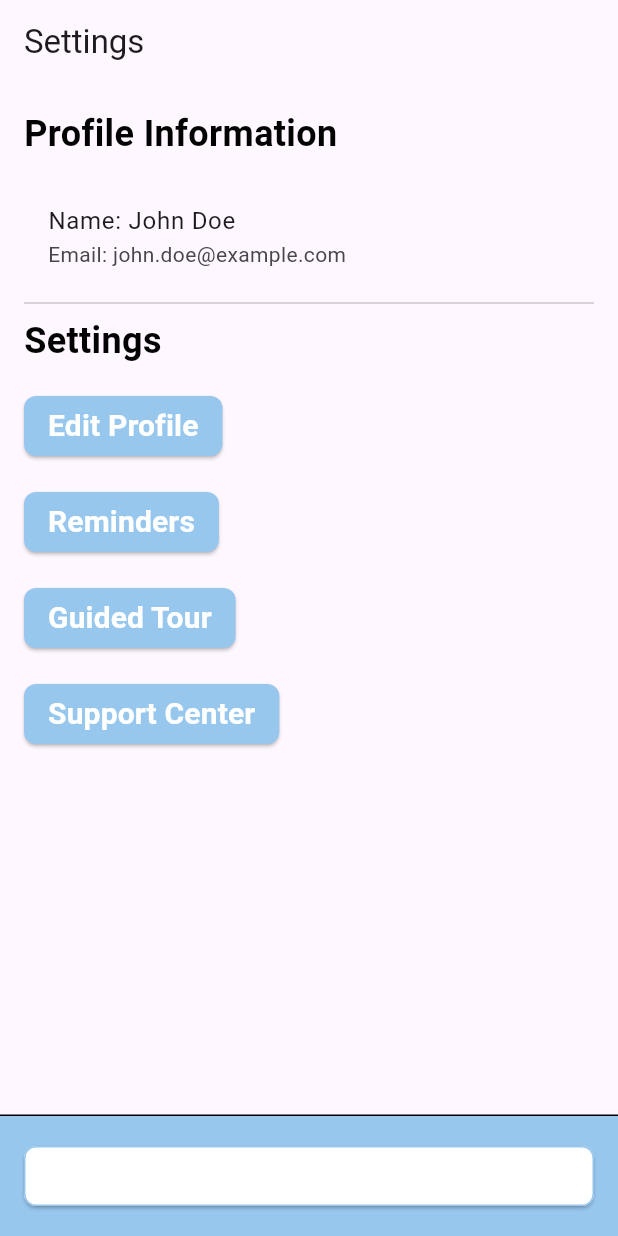
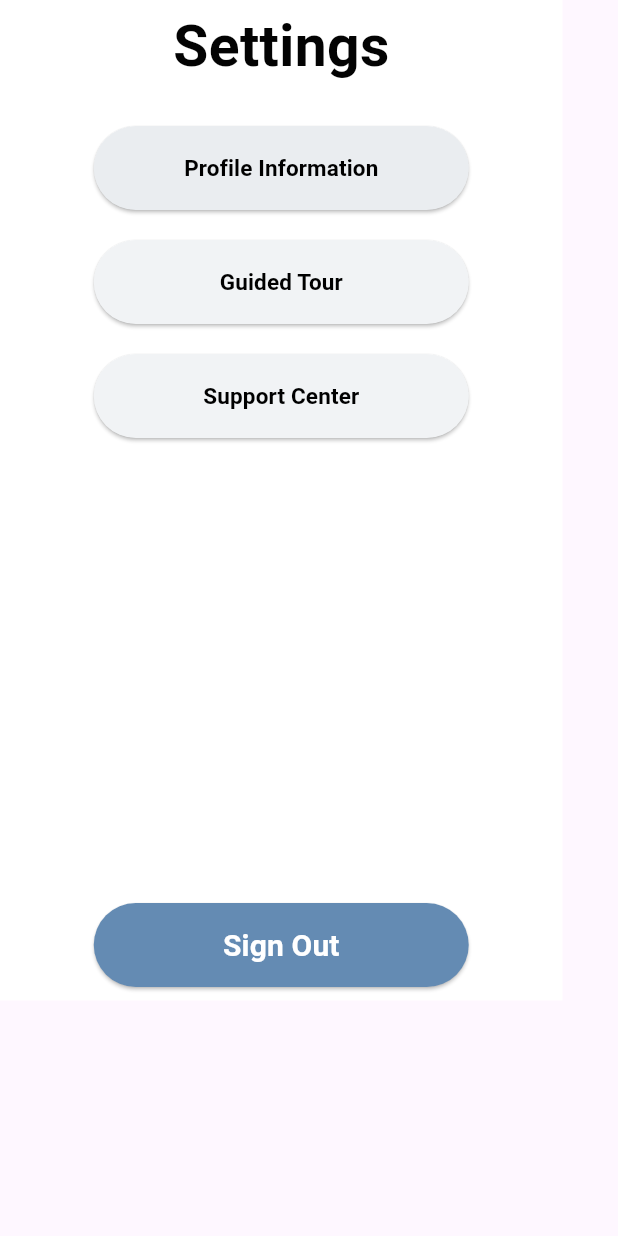
Before and after one commit to umgc/Minder, a Flutter app: the CaregiverSettingScreen widget shown alone on an empty page, opened directly, on a phone screen of 412 x 824 dp. Run offline on Flutter 3.47's test engine with Material 3 defaults, Android fonts, the phone set to English and light mode, and no system bars; Roboto replaces fonts that are missing (Montserrat).

Commit message:
feature/minder-1001   | care giver setting updated

```diff
--- a/lib/care_giver_setting.dart
+++ b/lib/care_giver_setting.dart
@@ -1,175 +1,178 @@
 import 'package:flutter/material.dart';
+ void main() {
+  runApp(const ReminderApp());
+}
+
+class ReminderApp extends StatelessWidget {
+  const ReminderApp({Key? key}) : super(key: key);
+
+  @override
+  Widget build(BuildContext context) {
+    return MaterialApp(
+      theme: ThemeData.dark().copyWith(
+        scaffoldBackgroundColor: const Color.fromARGB(255, 18, 32, 47),
+      ),
+      home: Scaffold(
+        body: ListView(children: const [
+          CaregiverSettingScreen(),
+        ]),
+      ),
+    );
+  }
+}
 
 class CaregiverSettingScreen extends StatelessWidget {
+  const CaregiverSettingScreen({super.key});
+
   @override
   Widget build(BuildContext context) {
-    return Scaffold(
-      appBar: AppBar(
-        title: Text('Settings'),
-      ),
-      body: Padding(
-        padding: const EdgeInsets.all(16.0),
+    return GestureDetector(
+      onTap: () {
+        // Handle tap on the screen (optional).
+      },
   child: Column(
-          crossAxisAlignment: CrossAxisAlignment.start,
         children: [
-            Text(
-              'Profile Information',
-              style: TextStyle(
-                color: Color(0xFF030303),
-                fontSize: 24,
-                fontWeight: FontWeight.bold,
-                fontFamily: 'Montserrat',
-              ),
-            ),
-            SizedBox(height: 16),
-            ListTile(
-              title: Text('Name: John Doe'),
-              subtitle: Text('Email: john.doe@example.com'),
-              onTap: () {
-                // Add your logic for profile information
-              },
-            ),
-            Divider(),
-            Text(
+          Container(
+            width: 375,
+            height: 667,
+            color: Colors.white, // Set the background color to white
+            child: Column(
+              mainAxisAlignment: MainAxisAlignment.center,
+              children: [
+                const Text(
                  'Settings',
                         style: TextStyle(
                           color: Color(0xFF030303),
-                fontSize: 24,
-                fontWeight: FontWeight.bold,
+                          fontSize: 38,
                           fontFamily: 'Montserrat',
+                          fontWeight: FontWeight.w700,
+                          height: 0,
                   ),
                 ),
-            SizedBox(height: 16),
+                const SizedBox(height: 20),
+                Container(
+                  width: 250,
+                  child: const Column(
+                    crossAxisAlignment: CrossAxisAlignment.start,
+                  ),
+                ),
+                const SizedBox(height: 10),
+                Container(
+                  width: 250,
+                  height: 56,
+                  child:
+
                   ElevatedButton(
                     onPressed: () {
-                // Add your logic for Edit Profile button
+                      // Handle Agree button press
+                      print('Profile button pressed');
                     },
                     style: ElevatedButton.styleFrom(
-                primary: const Color.fromARGB(255, 152, 199, 238),
-                padding: EdgeInsets.symmetric(horizontal: 16.0),
-                shape: RoundedRectangleBorder(
-                  borderRadius: BorderRadius.circular(8.0),
+                      primary: Color.fromARGB(255, 234, 237, 240), // Change color as needed
+                    ),
+                    child: const Text(
+                      'Profile Information',
+
+                      style: TextStyle(
+                        color: Colors.black,
+                        fontSize: 15,
+                        fontFamily: 'Montserrat',
+                        fontWeight: FontWeight.w700,
+                        height: 0,
+
                       ),
                     ),
-              child: Text(
-                'Edit Profile',
+                  ),
+
+                ),
+                const SizedBox(height: 20),
+                Container(
+                  width: 250,
+                  height: 56,
+                  child: ElevatedButton(
+                    onPressed: () {
+                      // Handle Agree button press
+                      print('Guided TOur button pressed');
+                    },
+                    style: ElevatedButton.styleFrom(
+                      primary: Color.fromARGB(255, 241, 243, 245), // Change color as needed
+                    ),
+
+                    child: const Text(
+                      'Guided Tour',
+                      style: TextStyle(
+                        color: Colors.black,
+                        fontSize: 15,
+                        fontFamily: 'Montserrat',
+                        fontWeight: FontWeight.w700,
+                        height: 0,
+                      ),
+                    ),
+                  ),
+                ),
+                const SizedBox(height: 20),
+                Container(
+                  width: 250,
+                  height: 56,
+                  child: ElevatedButton(
+                    onPressed: () {
+                      // Handle Agree button press
+                      print('Support Center button pressed');
+                    },
+                    style: ElevatedButton.styleFrom(
+                      primary: Color.fromARGB(255, 241, 243, 245), // Change color as needed
+                    ),
+
+                    child: const Text(
+                      'Support Center',
+                      style: TextStyle(
+                        color: Colors.black,
+                        fontSize: 15,
+                        fontFamily: 'Montserrat',
+                        fontWeight: FontWeight.w700,
+                        height: 0,
+                      ),
+                    ),
+                  ),
+                ),
+                const SizedBox(height: 10),
+               Container(
+                  width: 0,
+                  height: 300,
+                  child: const Column(
+                    crossAxisAlignment: CrossAxisAlignment.start,
+                  ),
+                ),
+                Container(
+
+
+                  width: 250,
+                  height: 56,
+                  child: ElevatedButton(
+                    onPressed: () {
+                      // Handle Disagree button press
+                      print('Sign Out button pressed');
+                    },
+                    style: ElevatedButton.styleFrom(
+                      primary:  Color.fromARGB(255, 100, 139, 179),// Change color as needed
+                    ),
+                    child: const Text(
+                      'Sign Out',
                       style: TextStyle(
                         color: Colors.white,
                         fontSize: 20,
                         fontFamily: 'Montserrat',
                         fontWeight: FontWeight.w700,
+                        height: 0,
                       ),
-              ),
-            ),
-            SizedBox(height: 16),
-            ElevatedButton(
-              onPressed: () {
-                // Add your logic for Reminders button
-              },
-              style: ElevatedButton.styleFrom(
-                primary: const Color.fromARGB(255, 152, 199, 238),
-                padding: EdgeInsets.symmetric(horizontal: 16.0),
-                shape: RoundedRectangleBorder(
-                  borderRadius: BorderRadius.circular(8.0),
-                ),
-              ),
-              child: Text(
-                'Reminders',
-                style: TextStyle(
-                  color: Colors.white,
-                  fontSize: 20,
-                  fontFamily: 'Montserrat',
-                  fontWeight: FontWeight.w700,
-                ),
-              ),
-            ),
-            SizedBox(height: 16),
-            ElevatedButton(
-              onPressed: () {
-                // Add your logic for Guided Tour button
-              },
-              style: ElevatedButton.styleFrom(
-                primary: const Color.fromARGB(255, 152, 199, 238),
-                padding: EdgeInsets.symmetric(horizontal: 16.0),
-                shape: RoundedRectangleBorder(
-                  borderRadius: BorderRadius.circular(8.0),
-                ),
-              ),
-              child: Text(
-                'Guided Tour',
-                style: TextStyle(
-                  color: Colors.white,
-                  fontSize: 20,
-                  fontFamily: 'Montserrat',
-                  fontWeight: FontWeight.w700,
-                ),
-              ),
-            ),
-            SizedBox(height: 16),
-            ElevatedButton(
-              onPressed: () {
-                // Add your logic for Support Center button
-              },
-              style: ElevatedButton.styleFrom(
-                primary: const Color.fromARGB(255, 152, 199, 238),
-                padding: EdgeInsets.symmetric(horizontal: 16.0),
-                shape: RoundedRectangleBorder(
-                  borderRadius: BorderRadius.circular(8.0),
-                ),
-              ),
-              child: Text(
-                'Support Center',
-                style: TextStyle(
-                  color: Colors.white,
-                  fontSize: 20,
-                  fontFamily: 'Montserrat',
-                  fontWeight: FontWeight.w700,
                     ),
                   ),
                 ),
               ],
             ),
           ),
-      bottomNavigationBar: Container(
-        padding: EdgeInsets.all(16),
-        decoration: BoxDecoration(
-          border: Border(
-            top: BorderSide(color: Colors.black),
-          ),
-          color: const Color.fromARGB(255, 152, 199, 238),
-        ),
-        child: ElevatedButton(
-          onPressed: () {
-            // Add your logic for Sign Out button
-          },
-          style: ElevatedButton.styleFrom(
-            primary: Colors.white,
-            onPrimary: const Color.fromARGB(255, 152, 199, 238),
-            shape: RoundedRectangleBorder(
-              borderRadius: BorderRadius.circular(8.0),
-              side: BorderSide(color: const Color.fromARGB(255, 152, 199, 238)),
-            ),
-          ),
-          child: Text(
-            'Sign Out',
-            style: TextStyle(
-              color: Colors.white,
-              fontSize: 20,
-              fontFamily: 'Montserrat',
-              fontWeight: FontWeight.w700,
-            ),
-          ),
-        ),
+        ],
       ),
     );
   }
 }
-
-void main() {
-  runApp(MaterialApp(
-    theme: ThemeData.light().copyWith(
-      scaffoldBackgroundColor: Colors.white,
-    ),
-    home: CaregiverSettingScreen(),
-  ));
-}
--- a/lib/reminder_creation_screen.dart.dart
+++ b/lib/reminder_creation_screen.dart.dart
@@ -27,6 +27,8 @@ class ReminderApp extends StatelessWidget {
 class CaregiverReminderCreationScreen extends StatelessWidget {
    final TextEditingController hourController = TextEditingController();
   final TextEditingController minuteController = TextEditingController();
+
+  CaregiverReminderCreationScreen({super.key});
   @override
   Widget build(BuildContext context) {
 
@@ -192,8 +194,8 @@ class CaregiverReminderCreationScreen extends StatelessWidget {
             child: Row(
               mainAxisAlignment: MainAxisAlignment.spaceBetween,
               children: [
-                Padding(
-                  padding: const EdgeInsets.only(left: 8, top: 13.50),
+                const Padding(
+                  padding: EdgeInsets.only(left: 8, top: 13.50),
                   child: Text(
                     'Time',
                     style: TextStyle(
@@ -211,7 +213,7 @@ class CaregiverReminderCreationScreen extends StatelessWidget {
                   child: TextFormField(
                     controller: hourController,
                     keyboardType: TextInputType.number,
-                    decoration: InputDecoration(
+                    decoration: const InputDecoration(
                       border: InputBorder.none,
                       hintText: 'HH',
                     ),
@@ -223,7 +225,7 @@ class CaregiverReminderCreationScreen extends StatelessWidget {
                   child: TextFormField(
                     controller: minuteController,
                     keyboardType: TextInputType.number,
-                    decoration: InputDecoration(
+                    decoration: const InputDecoration(
                       border: InputBorder.none,
                       hintText: 'MM',
                     ),
```
Lines whose indentation alone changed are shown as unchanged.
